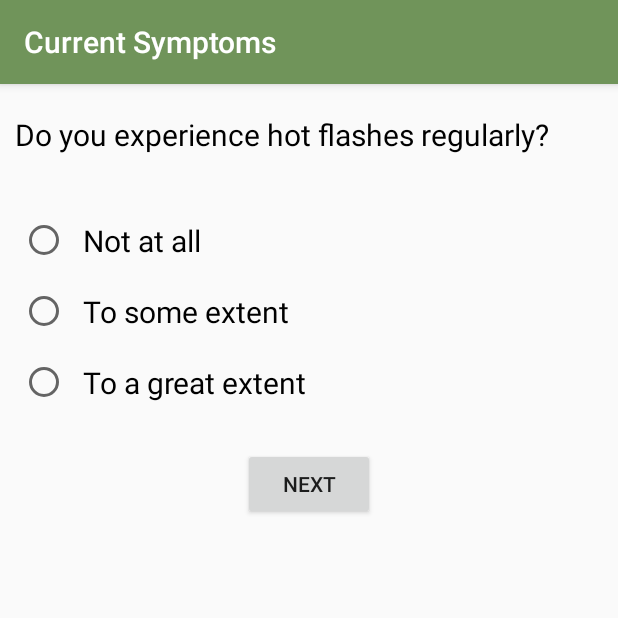
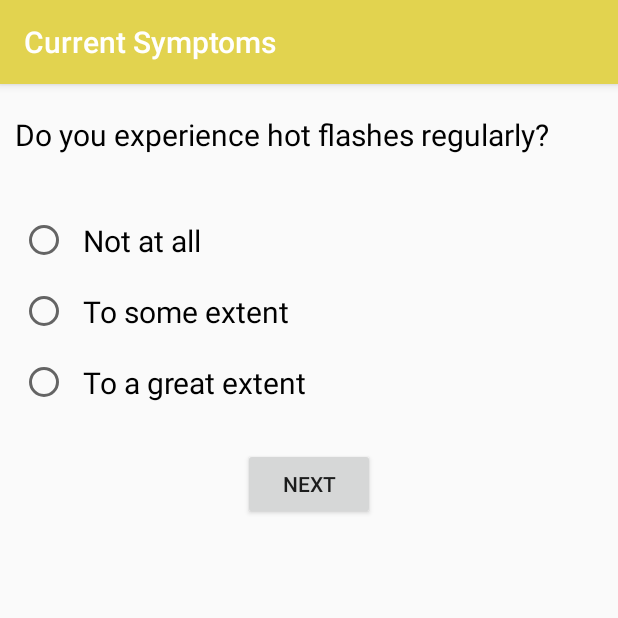
Before and after one commit to mhealthBench/android-app, an Android app: the screen it shows after launch (QuestionnaireHotFlashesActivity), on a phone screen of 412 x 824 dp, the top half of it. Run offline under Robolectric (Android 15) with nearby library versions, the phone set to English and light mode, and no system bars.

Commit message:
Added Questionnaire stuff

```diff
--- a/app/src/main/res/values/colors.xml
+++ b/app/src/main/res/values/colors.xml
@@ -1,12 +1,12 @@
 <?xml version="1.0" encoding="utf-8"?>
 <resources>
-    <color name="colorPrimary">#98c77b</color>
-    <color name="colorPrimaryDark">#70945a</color>
+    <color name="colorPrimary">#FFEB3B</color>
+    <color name="colorPrimaryDark">#e2d34f</color>
     <color name="colorAccent">#40a9ff</color>
     <color name="colorTitle">@android:color/white</color>
     <color name="colorText">@android:color/black</color>
     <color name="selector">@android:color/white</color>
     <color name="colorTabIndicator">#ffffff</color>
     <color name="colorBackground">#7c98c77b</color>
-    <color name="colorTabControl">#98c77b</color>
+    <color name="colorTabControl">#FFEB3B</color>
 </resources>
```
